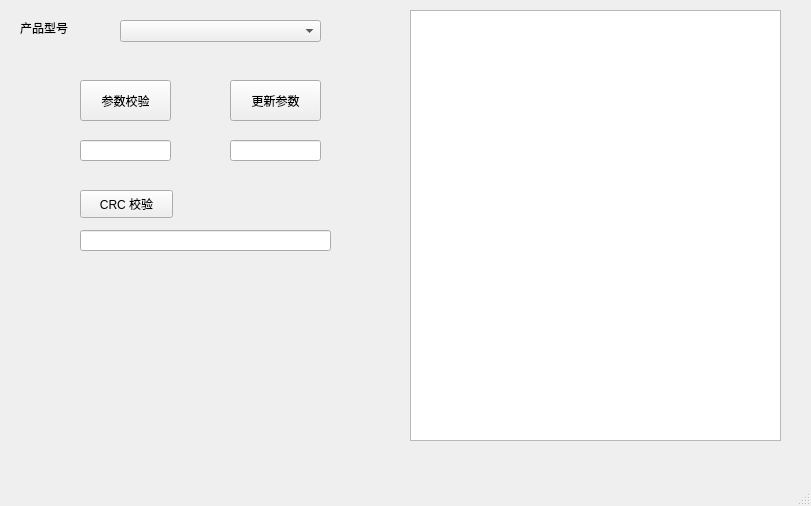
Qt form ParameterRead.ui (God-Flys/Parameter_Check) before a commit.
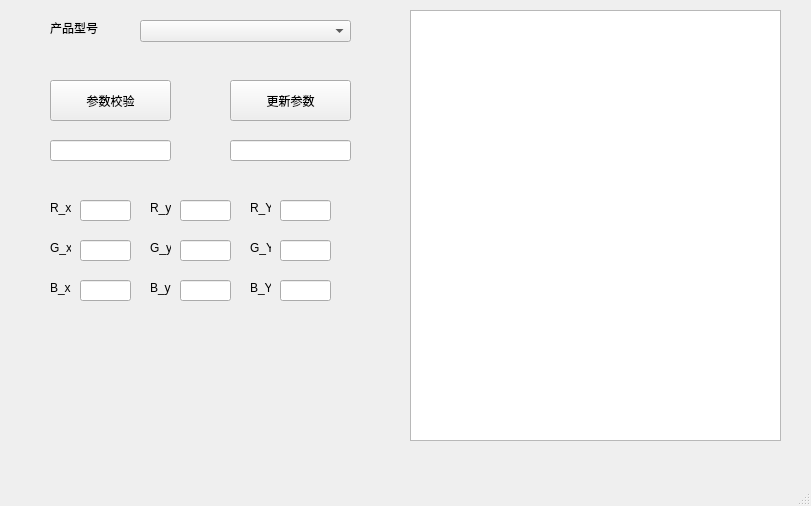
The same form after that commit.

Commit message: 初版 + 生成txt文件+ui界面更新显示

Diff of the .ui file:
```diff
--- a/ParameterRead.ui
+++ b/ParameterRead.ui
@@ -27,9 +27,9 @@
    <widget class="QPushButton" name="pushButton">
     <property name="geometry">
      <rect>
-      <x>80</x>
+      <x>50</x>
       <y>80</y>
-      <width>91</width>
+      <width>121</width>
       <height>41</height>
      </rect>
     </property>
@@ -42,7 +42,7 @@
      <rect>
       <x>230</x>
       <y>80</y>
-      <width>91</width>
+      <width>121</width>
       <height>41</height>
      </rect>
     </property>
@@ -53,9 +53,9 @@
    <widget class="QLineEdit" name="lineEdit">
     <property name="geometry">
      <rect>
-      <x>80</x>
+      <x>50</x>
       <y>140</y>
-      <width>91</width>
+      <width>121</width>
       <height>21</height>
      </rect>
     </property>
@@ -65,7 +65,7 @@
      <rect>
       <x>230</x>
       <y>140</y>
-      <width>91</width>
+      <width>121</width>
       <height>21</height>
      </rect>
     </property>
@@ -73,7 +73,7 @@
    <widget class="QLabel" name="label">
     <property name="geometry">
      <rect>
-      <x>20</x>
+      <x>50</x>
       <y>20</y>
       <width>54</width>
       <height>16</height>
@@ -86,36 +86,220 @@
    <widget class="QComboBox" name="comboBox">
     <property name="geometry">
      <rect>
-      <x>120</x>
+      <x>140</x>
       <y>20</y>
-      <width>201</width>
+      <width>211</width>
       <height>22</height>
      </rect>
     </property>
    </widget>
-   <widget class="QPushButton" name="pushButton_3">
+   <widget class="QLabel" name="label_2">
     <property name="geometry">
      <rect>
+      <x>50</x>
+      <y>200</y>
+      <width>21</width>
+      <height>16</height>
+     </rect>
+    </property>
+    <property name="text">
+     <string>R_x:</string>
+    </property>
+   </widget>
+   <widget class="QLineEdit" name="lineEdit_4">
+    <property name="geometry">
+     <rect>
       <x>80</x>
-      <y>190</y>
-      <width>93</width>
-      <height>28</height>
+      <y>200</y>
+      <width>51</width>
+      <height>21</height>
      </rect>
     </property>
+   </widget>
+   <widget class="QLabel" name="label_3">
+    <property name="geometry">
+     <rect>
+      <x>150</x>
+      <y>200</y>
+      <width>21</width>
+      <height>16</height>
+     </rect>
+    </property>
     <property name="text">
-     <string>CRC 校验</string>
+     <string>R_y:</string>
     </property>
    </widget>
    <widget class="QLineEdit" name="lineEdit_3">
     <property name="geometry">
      <rect>
+      <x>180</x>
+      <y>200</y>
+      <width>51</width>
+      <height>21</height>
+     </rect>
+    </property>
+   </widget>
+   <widget class="QLabel" name="label_4">
+    <property name="geometry">
+     <rect>
+      <x>250</x>
+      <y>200</y>
+      <width>21</width>
+      <height>16</height>
+     </rect>
+    </property>
+    <property name="text">
+     <string>R_Y:</string>
+    </property>
+   </widget>
+   <widget class="QLineEdit" name="lineEdit_6">
+    <property name="geometry">
+     <rect>
+      <x>280</x>
+      <y>200</y>
+      <width>51</width>
+      <height>21</height>
+     </rect>
+    </property>
+   </widget>
+   <widget class="QLineEdit" name="lineEdit_7">
+    <property name="geometry">
+     <rect>
+      <x>280</x>
+      <y>240</y>
+      <width>51</width>
+      <height>21</height>
+     </rect>
+    </property>
+   </widget>
+   <widget class="QLabel" name="label_5">
+    <property name="geometry">
+     <rect>
+      <x>150</x>
+      <y>240</y>
+      <width>21</width>
+      <height>16</height>
+     </rect>
+    </property>
+    <property name="text">
+     <string>G_y:</string>
+    </property>
+   </widget>
+   <widget class="QLineEdit" name="lineEdit_8">
+    <property name="geometry">
+     <rect>
+      <x>180</x>
+      <y>240</y>
+      <width>51</width>
+      <height>21</height>
+     </rect>
+    </property>
+   </widget>
+   <widget class="QLabel" name="label_6">
+    <property name="geometry">
+     <rect>
+      <x>50</x>
+      <y>240</y>
+      <width>21</width>
+      <height>16</height>
+     </rect>
+    </property>
+    <property name="text">
+     <string>G_x:</string>
+    </property>
+   </widget>
+   <widget class="QLineEdit" name="lineEdit_9">
+    <property name="geometry">
+     <rect>
       <x>80</x>
-      <y>230</y>
-      <width>251</width>
+      <y>240</y>
+      <width>51</width>
       <height>21</height>
      </rect>
     </property>
    </widget>
+   <widget class="QLabel" name="label_7">
+    <property name="geometry">
+     <rect>
+      <x>250</x>
+      <y>240</y>
+      <width>21</width>
+      <height>16</height>
+     </rect>
+    </property>
+    <property name="text">
+     <string>G_Y:</string>
+    </property>
+   </widget>
+   <widget class="QLineEdit" name="lineEdit_10">
+    <property name="geometry">
+     <rect>
+      <x>280</x>
+      <y>280</y>
+      <width>51</width>
+      <height>21</height>
+     </rect>
+    </property>
+   </widget>
+   <widget class="QLabel" name="label_8">
+    <property name="geometry">
+     <rect>
+      <x>150</x>
+      <y>280</y>
+      <width>21</width>
+      <height>16</height>
+     </rect>
+    </property>
+    <property name="text">
+     <string>B_y:</string>
+    </property>
+   </widget>
+   <widget class="QLineEdit" name="lineEdit_11">
+    <property name="geometry">
+     <rect>
+      <x>180</x>
+      <y>280</y>
+      <width>51</width>
+      <height>21</height>
+     </rect>
+    </property>
+   </widget>
+   <widget class="QLabel" name="label_9">
+    <property name="geometry">
+     <rect>
+      <x>50</x>
+      <y>280</y>
+      <width>21</width>
+      <height>16</height>
+     </rect>
+    </property>
+    <property name="text">
+     <string>B_x:</string>
+    </property>
+   </widget>
+   <widget class="QLineEdit" name="lineEdit_12">
+    <property name="geometry">
+     <rect>
+      <x>80</x>
+      <y>280</y>
+      <width>51</width>
+      <height>21</height>
+     </rect>
+    </property>
+   </widget>
+   <widget class="QLabel" name="label_10">
+    <property name="geometry">
+     <rect>
+      <x>250</x>
+      <y>280</y>
+      <width>21</width>
+      <height>16</height>
+     </rect>
+    </property>
+    <property name="text">
+     <string>B_Y:</string>
+    </property>
+   </widget>
   </widget>
   <widget class="QMenuBar" name="menubar">
    <property name="geometry">
```
Left out of the diff: 2 changed lines with no effect on the pictures. The commit also changes 2 other files.
